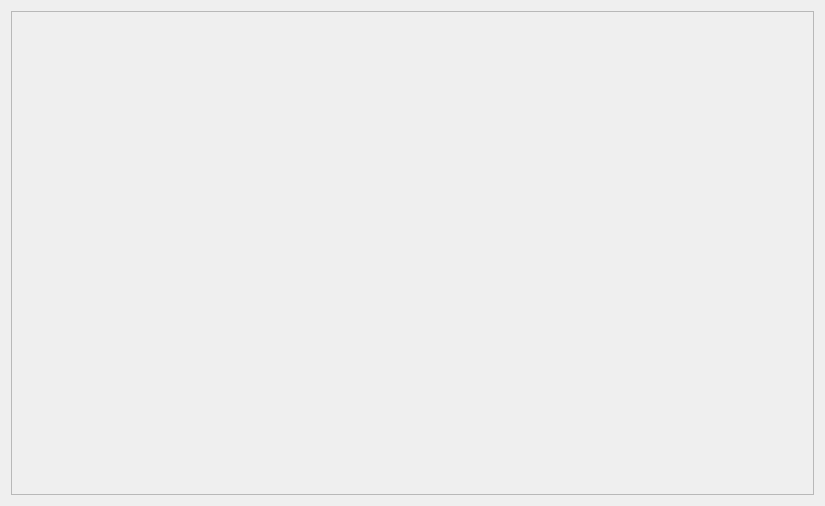
This is cgt/crystaldrawingwidget.ui in jonathanHuwP/CrystalGrowthTracker as Qt 5 draws it before an edit. The edited form follows.
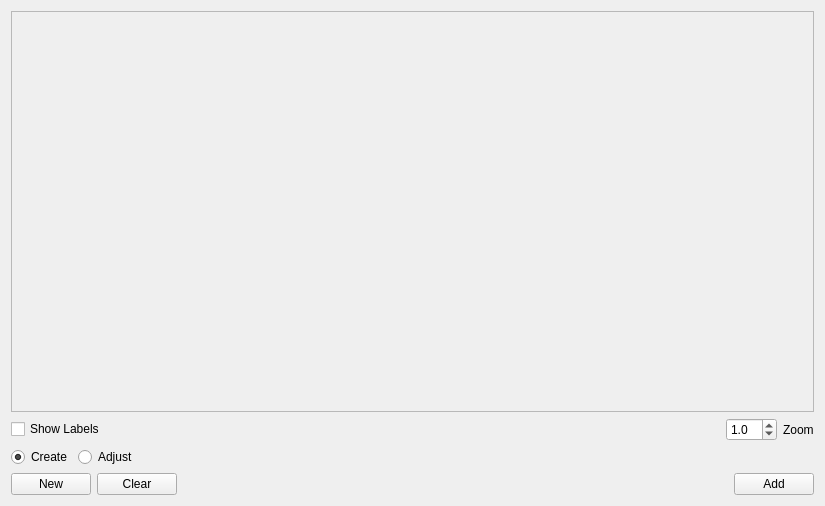
This is the edited form.

Commit message: added widgets and callbacks

Patch:
```diff
--- a/cgt/crystaldrawingwidget.ui
+++ b/cgt/crystaldrawingwidget.ui
@@ -25,12 +25,140 @@
         <x>0</x>
         <y>0</y>
         <width>797</width>
-        <height>478</height>
+        <height>363</height>
        </rect>
       </property>
      </widget>
     </widget>
    </item>
+   <item>
+    <layout class="QHBoxLayout" name="horizontalLayout">
+     <item>
+      <widget class="QCheckBox" name="_labelsBox">
+       <property name="text">
+        <string>Show Labels</string>
+       </property>
+      </widget>
+     </item>
+     <item>
+      <spacer name="horizontalSpacer_2">
+       <property name="orientation">
+        <enum>Qt::Horizontal</enum>
+       </property>
+       <property name="sizeHint" stdset="0">
+        <size>
+         <width>406</width>
+         <height>22</height>
+        </size>
+       </property>
+      </spacer>
+     </item>
+     <item>
+      <widget class="QDoubleSpinBox" name="_zoomSpinBox">
+       <property name="decimals">
+        <number>1</number>
+       </property>
+       <property name="minimum">
+        <double>0.100000000000000</double>
+       </property>
+       <property name="maximum">
+        <double>10.000000000000000</double>
+       </property>
+       <property name="singleStep">
+        <double>0.100000000000000</double>
+       </property>
+       <property name="value">
+        <double>1.000000000000000</double>
+       </property>
+      </widget>
+     </item>
+     <item>
+      <widget class="QLabel" name="label">
+       <property name="text">
+        <string>Zoom</string>
+       </property>
+      </widget>
+     </item>
+    </layout>
+   </item>
+   <item>
+    <layout class="QHBoxLayout" name="horizontalLayout_2">
+     <item>
+      <widget class="QRadioButton" name="_createButton">
+       <property name="text">
+        <string>Create</string>
+       </property>
+       <property name="checked">
+        <bool>true</bool>
+       </property>
+       <attribute name="buttonGroup">
+        <string notr="true">_stateButtonGroup</string>
+       </attribute>
+      </widget>
+     </item>
+     <item>
+      <widget class="QRadioButton" name="_adjustButton">
+       <property name="text">
+        <string>Adjust</string>
+       </property>
+       <attribute name="buttonGroup">
+        <string notr="true">_stateButtonGroup</string>
+       </attribute>
+      </widget>
+     </item>
+     <item>
+      <spacer name="horizontalSpacer_3">
+       <property name="orientation">
+        <enum>Qt::Horizontal</enum>
+       </property>
+       <property name="sizeHint" stdset="0">
+        <size>
+         <width>654</width>
+         <height>17</height>
+        </size>
+       </property>
+      </spacer>
+     </item>
+    </layout>
+   </item>
+   <item>
+    <layout class="QHBoxLayout" name="horizontalLayout_3">
+     <item>
+      <widget class="QPushButton" name="_newCrystalButton">
+       <property name="text">
+        <string>New</string>
+       </property>
+      </widget>
+     </item>
+     <item>
+      <widget class="QPushButton" name="_clearCrystalButton">
+       <property name="text">
+        <string>Clear</string>
+       </property>
+      </widget>
+     </item>
+     <item>
+      <spacer name="horizontalSpacer">
+       <property name="orientation">
+        <enum>Qt::Horizontal</enum>
+       </property>
+       <property name="sizeHint" stdset="0">
+        <size>
+         <width>40</width>
+         <height>20</height>
+        </size>
+       </property>
+      </spacer>
+     </item>
+     <item>
+      <widget class="QPushButton" name="_addCrystalButton">
+       <property name="text">
+        <string>Add</string>
+       </property>
+      </widget>
+     </item>
+    </layout>
+   </item>
   </layout>
  </widget>
  <resources/>
```
Left out of the diff: 102 changed lines with no effect on the pictures. The commit also changes 2 other files.
